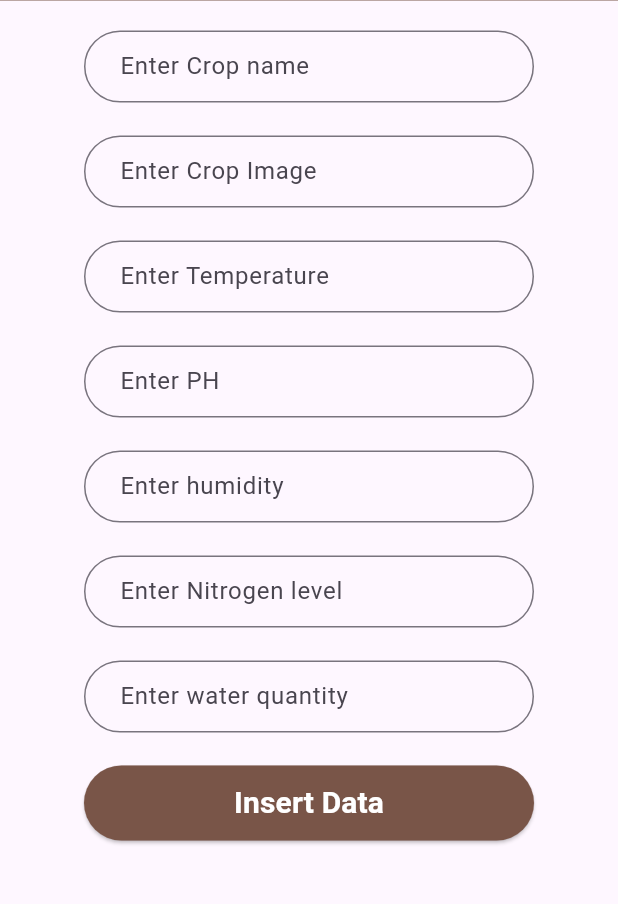
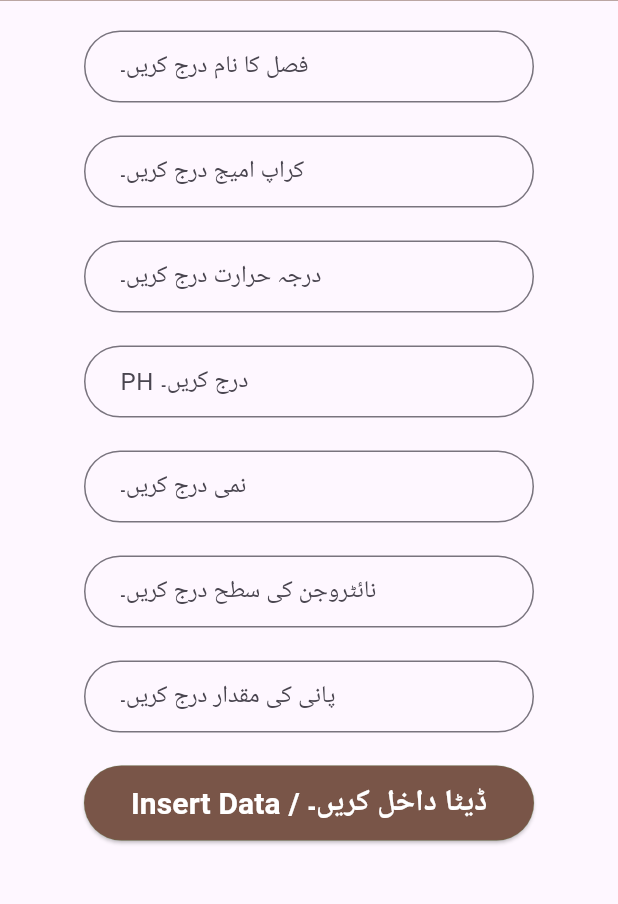
Before and after one commit to SajidSE33/CROP2X, a Flutter app: the mainhome screen opened directly, on a phone screen of 412 x 824 dp, the part 154-1058 px from its top. Run offline on Flutter 3.47's test engine with Material 3 defaults, Android fonts, the light colour scheme and no system bars; our stand-ins replace cloud_firestore, firebase_auth, firebase_core, firebase_database; accounts and stored records are empty; network calls fail.

Commit message:
urdu typing by Saad Ehsan

```diff
--- a/lib/add_data.dart
+++ b/lib/add_data.dart
@@ -69,7 +69,7 @@ class _mainhomeState extends State<mainhome> {
                       border: OutlineInputBorder(
                         borderRadius: BorderRadius.circular(30),
                       ),
-                      hintText: "Enter Crop name",
+                      hintText: "فصل کا نام درج کریں۔",
                     ),
                   ),
                 ),
@@ -84,7 +84,7 @@ class _mainhomeState extends State<mainhome> {
                       border: OutlineInputBorder(
                         borderRadius: BorderRadius.circular(30),
                       ),
-                      hintText: "Enter Crop Image",
+                      hintText: "کراپ امیج درج کریں۔",
                     ),
                   ),
                 ),
@@ -99,7 +99,7 @@ class _mainhomeState extends State<mainhome> {
                       border: OutlineInputBorder(
                         borderRadius: BorderRadius.circular(30),
                       ),
-                      hintText: "Enter Temperature",
+                      hintText: "درجہ حرارت درج کریں۔",
                     ),
                   ),
                 ),
@@ -114,7 +114,7 @@ class _mainhomeState extends State<mainhome> {
                       border: OutlineInputBorder(
                         borderRadius: BorderRadius.circular(30),
                       ),
-                      hintText: "Enter PH",
+                      hintText: "PH درج کریں۔",
                     ),
                   ),
                 ),
@@ -129,7 +129,7 @@ class _mainhomeState extends State<mainhome> {
                       border: OutlineInputBorder(
                         borderRadius: BorderRadius.circular(30),
                       ),
-                      hintText: "Enter humidity",
+                      hintText: "نمی درج کریں۔",
                     ),
                   ),
                 ),
@@ -144,7 +144,7 @@ class _mainhomeState extends State<mainhome> {
                       border: OutlineInputBorder(
                         borderRadius: BorderRadius.circular(30),
                       ),
-                      hintText: "Enter Nitrogen level",
+                      hintText: "نائٹروجن کی سطح درج کریں۔",
                     ),
                   ),
                 ),
@@ -159,7 +159,7 @@ class _mainhomeState extends State<mainhome> {
                       border: OutlineInputBorder(
                         borderRadius: BorderRadius.circular(30),
                       ),
-                      hintText: "Enter water quantity",
+                      hintText: "پانی کی مقدار درج کریں۔",
                     ),
                   ),
                 ),
@@ -188,7 +188,7 @@ class _mainhomeState extends State<mainhome> {
                   );
                 },
                 child: const Text(
-                  "Insert Data",
+                  "Insert Data / ڈیٹا داخل کریں۔",
                   style: TextStyle(
                     color: Colors.white,
                     fontSize: 20,
@@ -201,7 +201,7 @@ class _mainhomeState extends State<mainhome> {
                       borderRadius: BorderRadius.circular(30),
                       side: const BorderSide(
                         width: 0.1,
-                        color: Colors.brown,
+                        color: Colors.green,
                       ),
                     ),
                   ),
--- a/lib/detailed_screen.dart
+++ b/lib/detailed_screen.dart
@@ -36,7 +36,7 @@ class _DetailScreenState extends State<DetailScreen> {
         children: [
           Container(
             decoration: const BoxDecoration(color: Colors.brown),
-            padding: const EdgeInsets.only(top: 40, bottom: 20),
+            padding: const EdgeInsets.only(top: 20, bottom: 20),
             child: const Center(
               child: Text(
                 "CROP 2X",
@@ -48,7 +48,7 @@ class _DetailScreenState extends State<DetailScreen> {
             ),
           ),
           SizedBox(
-            height: 30,
+            height: 20,
           ),
           Container(
             decoration: BoxDecoration(
@@ -66,7 +66,7 @@ class _DetailScreenState extends State<DetailScreen> {
             height: 10,
           ),
           Text(
-            "Name: ${widget.naming}",
+            "نام: ${widget.naming}",
             style: TextStyle(
                 fontSize: 25, fontWeight: FontWeight.bold, color: Colors.brown),
           ),
@@ -79,25 +79,25 @@ class _DetailScreenState extends State<DetailScreen> {
                 Container(
                     margin: EdgeInsets.only(right: 30),
                     child: Text(
-                      "Temperature : ${widget.temperature}",
+                      "${widget.temperature} : درجہ حرارت",
                       style: TextStyle(fontSize: 20),
                     )),
                 Container(
                     margin: EdgeInsets.only(right: 100),
-                    child: Text("PH Range : ${widget.ph}",
+                    child: Text("${widget.ph} : پی ایچ رینج",
                         style: TextStyle(fontSize: 20))),
                 Container(
                     margin: EdgeInsets.only(right: 40),
-                    child: Text("Humidity Range : ${widget.humidity}",
+                    child: Text(" ${widget.humidity} : نمی کی حد ",
                         style: TextStyle(fontSize: 20))),
                 Container(
                     margin: EdgeInsets.only(right: 40),
-                    child: Text("Nitrogen Range : ${widget.nitrogen}",
+                    child: Text("  نائٹروجن رینج : ${widget.nitrogen} ",
                         style: TextStyle(fontSize: 20))),
                 Container(
                     margin: EdgeInsets.only(left: 5),
                     child: Text(
-                        "Water Level Per day in liter : ${widget.waterlevel}",
+                        " ${widget.waterlevel} : پانی کی سطح فی دن لیٹر میں ",
                         style: TextStyle(fontSize: 20))),
               ],
             ),
@@ -116,7 +116,7 @@ class _DetailScreenState extends State<DetailScreen> {
                 Navigator.pop(context);
               },
               child: Text(
-                "Delete",
+                "Delete / حذف کریں۔",
                 style: TextStyle(
                   fontSize: 20,
                   fontWeight: FontWeight.bold,
@@ -128,13 +128,13 @@ class _DetailScreenState extends State<DetailScreen> {
                     borderRadius: BorderRadius.circular(30),
                     side: BorderSide(
                       width: 0.1,
-                      color: Colors.brown,
+                      color: Colors.green,
                     ),
                   ),
                 ),
                 fixedSize: MaterialStateProperty.all<Size>(Size(300, 50)),
                 backgroundColor: MaterialStateProperty.all<Color>(
-                  Colors.brown,
+                  Colors.green,
                 ),
               ),
             ),
--- a/lib/loginorsignup.dart
+++ b/lib/loginorsignup.dart
@@ -32,7 +32,7 @@ class _secondmainState extends State<secondmain> {
           context, MaterialPageRoute(builder: (context) => Login()));
               },
               child: Text(
-                "LogIn",
+                "LogIn / لاگ ان کریں ",
                 style: TextStyle(fontSize: 20, fontWeight: FontWeight.bold),
               ),
               style: ButtonStyle(
@@ -59,9 +59,9 @@ class _secondmainState extends State<secondmain> {
           context, MaterialPageRoute(builder: (context) => SignUp()));
               },
               child: Text(
-                "Create Account",
+                "Create Account / اکاؤنٹ بنائیں",
                 style: TextStyle(
-                    fontSize: 20,
+                    fontSize: 17,
                     fontWeight: FontWeight.bold,
                     color: Color.fromARGB(255, 33, 150, 70)),
               ),
--- a/lib/main.dart
+++ b/lib/main.dart
@@ -33,8 +33,8 @@ class _MyAppState extends State<MyApp> {
     true;
     return MaterialApp(
       debugShowCheckedModeBanner: false,
-      // home: splashscreen()
-       home: authentication(),
+      home: splashscreen()
+      //  home: authentication(),
       // home: mappage(),
     );
   }
--- a/lib/signup.dart
+++ b/lib/signup.dart
@@ -53,7 +53,7 @@ class _SignUpState extends State<SignUp> {
                   height: 200,
                 ),
                 Text(
-                  "SignUp",
+                  "SignUp / سائن اپ",
                   style: TextStyle(
                     fontWeight: FontWeight.bold,
                     fontSize: 30,
@@ -73,7 +73,7 @@ class _SignUpState extends State<SignUp> {
                       border: OutlineInputBorder(
                         borderRadius: BorderRadius.circular(30),
                       ),
-                      hintText: "Enter Email",
+                      hintText: "Enter Email / ای میل درج کریں۔ ",
                     ),
                   ),
                 ),
@@ -92,7 +92,7 @@ class _SignUpState extends State<SignUp> {
                       border: OutlineInputBorder(
                         borderRadius: BorderRadius.circular(30),
                       ),
-                      hintText: "Enter Password",
+                      hintText: "Enter Password / پاس ورڈ درج کریں",
                     ),
                   ),
                 ),
@@ -106,7 +106,7 @@ class _SignUpState extends State<SignUp> {
                       registeruser();
                     },
                     child: Text(
-                      "SignUp",
+                      "SignUp / سائن اپ",
                       style: TextStyle(
                         fontSize: 20,
                         fontWeight: FontWeight.bold,
--- a/lib/splashscreen.dart
+++ b/lib/splashscreen.dart
@@ -47,7 +47,7 @@ class _splashscreenState extends State<splashscreen> {
         Text(
           "CROP 2X",
           style: TextStyle(
-              color: Colors.brown, fontSize: 40, fontWeight: FontWeight.bold),
+              color: Colors.green, fontSize: 40, fontWeight: FontWeight.bold),
         ),
       ],
     )));
```
Also changed, not shown: lib/home.dart (+8 -8 lines), lib/login.dart (+29 -18 lines), lib/qure.dart (+16 -16 lines).
